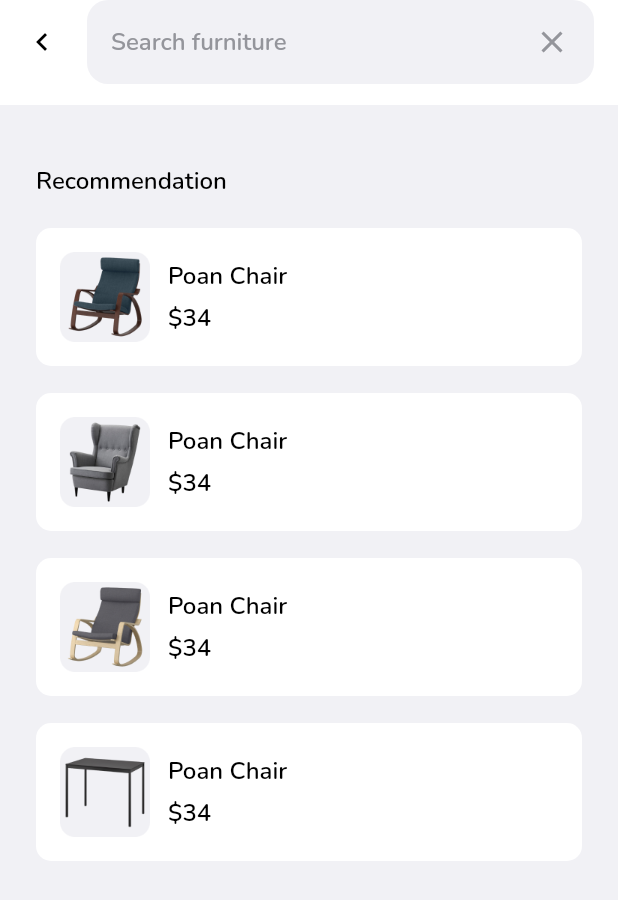
After one commit to HarunNurahman/cspace_flutter_animation, a Flutter app: the Home screen opened by its route, after a tap on "Search Furniture", on a phone screen of 412 x 824 dp. The commit adds this screen. Shown: the top 900 px of the screen. Run offline on Flutter 3.47's test engine with Material 2 defaults, Android fonts, the phone set to English and light mode, and no system bars; our stand-ins replace carousel_slider, device_preview, fluttertoast, google_fonts.

Commit message:
Styling Search and Search Result Page

```diff
--- a/lib/main.dart
+++ b/lib/main.dart
@@ -1,6 +1,8 @@
 import 'package:cspace_flutter_animation/pages/home_page.dart';
 import 'package:cspace_flutter_animation/pages/login_page.dart';
 import 'package:cspace_flutter_animation/pages/on-boarding_page.dart';
+import 'package:cspace_flutter_animation/pages/search-result_page.dart';
+import 'package:cspace_flutter_animation/pages/search_page.dart';
 import 'package:cspace_flutter_animation/pages/splash-screen_page.dart';
 import 'package:device_preview/device_preview.dart';
 import 'package:flutter/foundation.dart';
@@ -32,6 +34,8 @@ class MyApp extends StatelessWidget {
         '/onboarding': (context) => OnBoarding(),
         '/login': (context) => Login(),
         '/home': (context) => Home(),
+        '/search': (context) => Search(),
+        '/search-result': (context) => SearchResult(),
       },
     );
   }
--- a/lib/pages/home_page.dart
+++ b/lib/pages/home_page.dart
@@ -31,59 +31,7 @@ class _HomeState extends State<Home> {
               // CATEGORY SECTION
               categorySection(),
               // POPULAR SECTION
-              Container(
-                margin: const EdgeInsets.only(top: 24),
-                decoration: BoxDecoration(
-                  borderRadius: const BorderRadius.vertical(
-                    top: Radius.circular(40),
-                  ),
-                  color: whiteColor,
-                ),
-                child: Container(
-                  padding: const EdgeInsets.all(24),
-                  child: Column(
-                    children: [
-                      Row(
-                        mainAxisAlignment: MainAxisAlignment.spaceBetween,
-                        children: [
-                          Text(
-                            'Popular',
-                            style: blackTextStyle.copyWith(
-                              fontSize: 24,
-                              fontWeight: semibold,
-                            ),
-                          ),
-                          Text('Show All', style: blackTextStyle),
-                        ],
-                      ),
-                      const SizedBox(height: 16),
-                      const SingleChildScrollView(
-                        scrollDirection: Axis.horizontal,
-                        child: Row(
-                          children: [
-                            HomePopularItem(
-                              imgUrl: 'assets/images/img_product-popular-1.png',
-                              title: 'Poan Chair',
-                              price: 34,
-                            ),
-                            HomePopularItem(
-                              imgUrl: 'assets/images/img_product-popular-2.png',
-                              title: 'Poan Chair',
-                              price: 34,
-                            ),
-                            HomePopularItem(
-                              imgUrl: 'assets/images/img_product-popular-3.png',
-                              title: 'Poan Chair',
-                              price: 34,
-                            ),
-                          ],
-                        ),
-                      ),
-                      const SizedBox(height: 38),
-                    ],
-                  ),
-                ),
-              ),
+              popularSection(),
             ],
           )
         ],
@@ -153,7 +101,9 @@ class _HomeState extends State<Home> {
   }
 
   Widget searchBar() {
-    return Container(
+    return GestureDetector(
+      onTap: () => Navigator.pushNamed(context, '/search'),
+      child: Container(
         margin: const EdgeInsets.only(top: 30, left: 24, right: 24),
         padding: const EdgeInsets.all(16),
         decoration: BoxDecoration(
@@ -176,6 +126,7 @@ class _HomeState extends State<Home> {
               width: 24,
             )
           ],
+        ),
       ),
     );
   }
@@ -273,4 +224,60 @@ class _HomeState extends State<Home> {
       ],
     );
   }
+
+  Widget popularSection() {
+    return Container(
+      margin: const EdgeInsets.only(top: 24),
+      decoration: BoxDecoration(
+        borderRadius: const BorderRadius.vertical(
+          top: Radius.circular(40),
+        ),
+        color: whiteColor,
+      ),
+      child: Container(
+        padding: const EdgeInsets.all(24),
+        child: Column(
+          children: [
+            Row(
+              mainAxisAlignment: MainAxisAlignment.spaceBetween,
+              children: [
+                Text(
+                  'Popular',
+                  style: blackTextStyle.copyWith(
+                    fontSize: 24,
+                    fontWeight: semibold,
+                  ),
+                ),
+                Text('Show All', style: blackTextStyle),
+              ],
+            ),
+            const SizedBox(height: 16),
+            const SingleChildScrollView(
+              scrollDirection: Axis.horizontal,
+              child: Row(
+                children: [
+                  HomePopularItem(
+                    imgUrl: 'assets/images/img_product-popular-1.png',
+                    title: 'Poan Chair',
+                    price: 34,
+                  ),
+                  HomePopularItem(
+                    imgUrl: 'assets/images/img_product-popular-2.png',
+                    title: 'Poan Chair',
+                    price: 34,
+                  ),
+                  HomePopularItem(
+                    imgUrl: 'assets/images/img_product-popular-3.png',
+                    title: 'Poan Chair',
+                    price: 34,
+                  ),
+                ],
+              ),
+            ),
+            const SizedBox(height: 38),
+          ],
+        ),
+      ),
+    );
   }
+}
--- /dev/null
+++ b/lib/pages/search_page.dart
@@ -0,0 +1,147 @@
+import 'package:cspace_flutter_animation/configs/styles.dart';
+import 'package:cspace_flutter_animation/pages/widgets/recommedation_item.dart';
+import 'package:flutter/material.dart';
+
+class Search extends StatelessWidget {
+  const Search({super.key});
+
+  @override
+  Widget build(BuildContext context) {
+    return Scaffold(
+      backgroundColor: whiteGrey,
+      appBar: PreferredSize(
+        preferredSize: const Size(double.infinity, 70),
+        child: AppBar(
+          automaticallyImplyLeading: false,
+          backgroundColor: whiteColor,
+          elevation: 0,
+          title: Row(
+            children: [
+              Icon(Icons.chevron_left, color: blackColor),
+              const SizedBox(width: 18),
+              Expanded(
+                child: Container(
+                  padding: const EdgeInsets.all(16),
+                  decoration: BoxDecoration(
+                    color: whiteGrey,
+                    borderRadius: BorderRadius.circular(14),
+                  ),
+                  child: Row(
+                    children: [
+                      Expanded(
+                        child: TextFormField(
+                          textInputAction: TextInputAction.go,
+                          onFieldSubmitted: (value) {
+                            Navigator.pushNamed(context, '/search-result');
+                          },
+                          decoration: InputDecoration.collapsed(
+                            hintText: 'Search furniture',
+                            hintStyle: greyTextStyle.copyWith(
+                              fontSize: 16,
+                              fontWeight: semibold,
+                            ),
+                          ),
+                        ),
+                      ),
+                      const SizedBox(width: 10),
+                      Icon(Icons.close, color: greyColor)
+                    ],
+                  ),
+                ),
+              )
+            ],
+          ),
+        ),
+      ),
+      body: SingleChildScrollView(
+        child: Container(
+          margin: const EdgeInsets.symmetric(horizontal: 24, vertical: 40),
+          child: Column(
+            crossAxisAlignment: CrossAxisAlignment.start,
+            children: [
+              Text(
+                'Recommendation',
+                style: blackTextStyle.copyWith(
+                  fontSize: 16,
+                  fontWeight: semibold,
+                ),
+              ),
+              const SizedBox(height: 20),
+              const Column(
+                children: [
+                  RecommendationItem(
+                    imgUrl: 'assets/images/img_product-list-1.png',
+                    title: 'Poan Chair',
+                    price: 34,
+                  ),
+                  RecommendationItem(
+                    imgUrl: 'assets/images/img_product-list-2.png',
+                    title: 'Poan Chair',
+                    price: 34,
+                  ),
+                  RecommendationItem(
+                    imgUrl: 'assets/images/img_product-list-3.png',
+                    title: 'Poan Chair',
+                    price: 34,
+                  ),
+                  RecommendationItem(
+                    imgUrl: 'assets/images/img_product-list-4.png',
+                    title: 'Poan Chair',
+                    price: 34,
+                  ),
+                ],
+              )
+            ],
+          ),
+        ),
+      ),
+    );
+  }
+
+  // PreferredSize appBar() {
+  //   return PreferredSize(
+  //     preferredSize: const Size(double.infinity, 70),
+  //     child: AppBar(
+  //       automaticallyImplyLeading: false,
+  //       backgroundColor: whiteColor,
+  //       elevation: 0,
+  //       title: Row(
+  //         children: [
+  //           Icon(Icons.chevron_left, color: blackColor),
+  //           const SizedBox(width: 18),
+  //           Expanded(
+  //             child: Container(
+  //               padding: const EdgeInsets.all(16),
+  //               decoration: BoxDecoration(
+  //                 color: whiteGrey,
+  //                 borderRadius: BorderRadius.circular(14),
+  //               ),
+  //               child: Row(
+  //                 children: [
+  //                   Expanded(
+  //                     child: TextFormField(
+  //                       textInputAction: TextInputAction.go,
+  //                       onFieldSubmitted: (value) {
+  //                         Navigator.pushNamed(context, '/search-result');
+  //                       },
+  //                       decoration: InputDecoration.collapsed(
+  //                         hintText: 'Search furniture',
+  //                         hintStyle: greyTextStyle.copyWith(
+  //                           fontSize: 16,
+  //                           fontWeight: semibold,
+  //                         ),
+  //                       ),
+  //                     ),
+  //                   ),
+  //                   const SizedBox(width: 10),
+  //                   Icon(Icons.close, color: greyColor)
+  //                 ],
+  //               ),
+  //             ),
+  //           )
+  //         ],
+  //       ),
+  //     ),
+  //   );
+  // }
+}
--- /dev/null
+++ b/lib/pages/widgets/recommedation_item.dart
@@ -0,0 +1,54 @@
+import 'package:cspace_flutter_animation/configs/styles.dart';
+import 'package:flutter/material.dart';
+
+class RecommendationItem extends StatelessWidget {
+  final String imgUrl;
+  final String title;
+  final int price;
+
+  const RecommendationItem({
+    super.key,
+    required this.imgUrl,
+    required this.title,
+    required this.price,
+  });
+
+  @override
+  Widget build(BuildContext context) {
+    return Container(
+      width: double.infinity,
+      margin: const EdgeInsets.only(bottom: 18),
+      padding: const EdgeInsets.all(16),
+      decoration: BoxDecoration(
+        color: whiteColor,
+        borderRadius: BorderRadius.circular(10),
+      ),
+      child: Row(
+        children: [
+          Image.asset(imgUrl, width: 60),
+          const SizedBox(width: 12),
+          Column(
+            crossAxisAlignment: CrossAxisAlignment.start,
+            children: [
+              Text(
+                title,
+                style: blackTextStyle.copyWith(
+                  fontSize: 16,
+                  fontWeight: semibold,
+                ),
+              ),
+              const SizedBox(height: 6),
+              Text(
+                '\$$price',
+                style: blackTextStyle.copyWith(
+                  fontSize: 16,
+                  fontWeight: semibold,
+                ),
+              )
+            ],
+          )
+        ],
+      ),
+    );
+  }
+}
--- a/pubspec.yaml
+++ b/pubspec.yaml
@@ -35,6 +35,7 @@ dependencies:
     sdk: flutter
   fluttertoast: ^8.2.2
   google_fonts: ^5.1.0
+  shimmer: ^3.0.0
 
 dev_dependencies:
   flutter_lints: ^2.0.0
```
Also changed, not shown: lib/pages/search-result_page.dart (added, +128 -0 lines), lib/pages/widgets/skeleton_item.dart (added, +19 -0 lines), pubspec.lock. Lines whose indentation alone changed are shown as unchanged.
